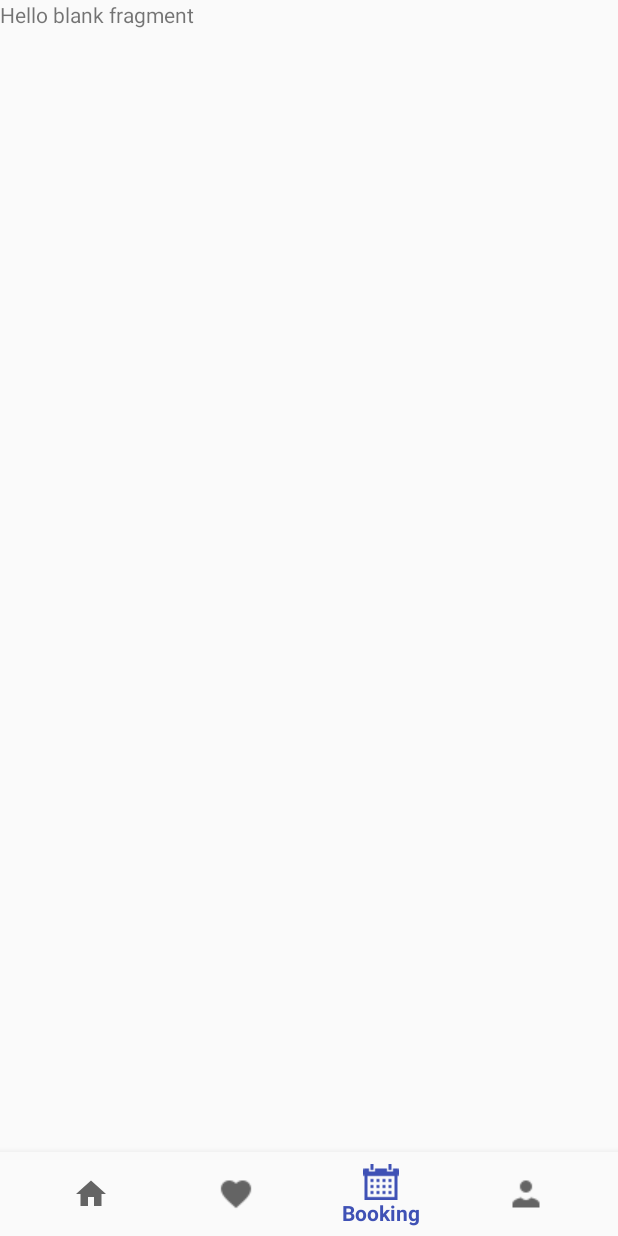
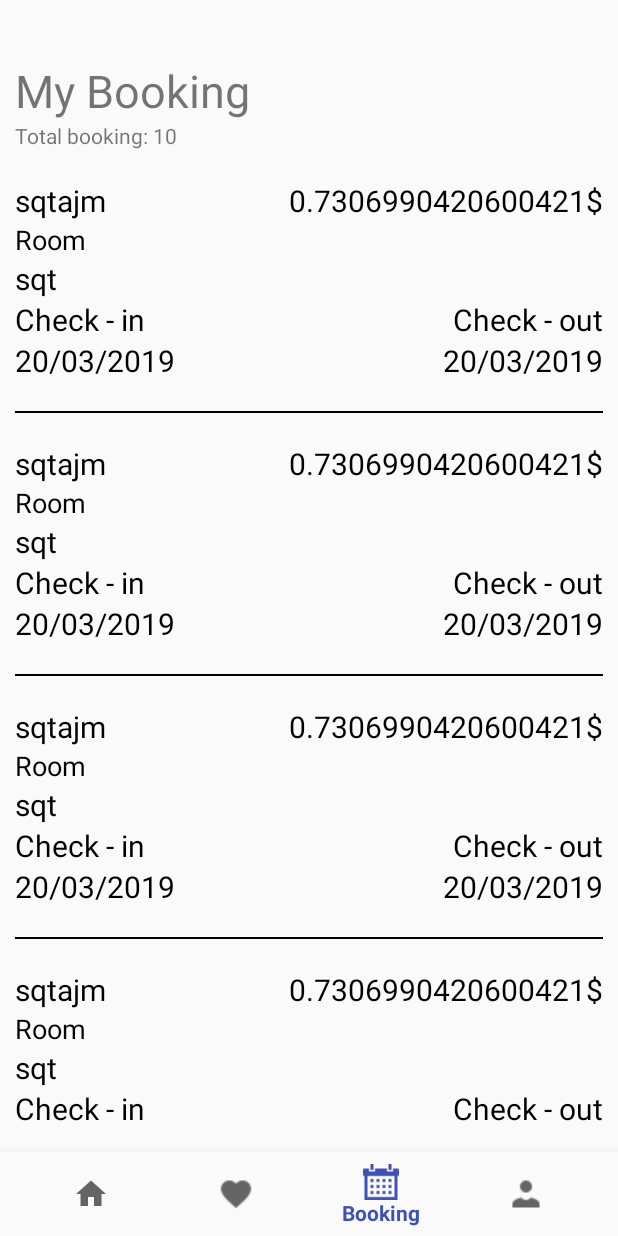
Before and after one commit to ducviet696/cultureHomeBooking, an Android app: the screen it shows after launch (MainActivity), item 3 of the bottom bar chosen, on a phone screen of 412 x 824 dp. Run offline under Robolectric (Android 15) with nearby library versions, the light colour scheme and no system bars; our stand-ins replace ButterKnife; libraries missing offline, so code that uses them is left out: com.facebook, com.facebook.login; 2 statements that could not run were skipped.

Commit message:
Update Booking

```diff
--- a/app/src/main/java/com/swp/culturehomestay/fragments/main/AccountFragment.java
+++ b/app/src/main/java/com/swp/culturehomestay/fragments/main/AccountFragment.java
@@ -21,7 +21,7 @@ import com.facebook.login.LoginManager;
 import com.swp.culturehomestay.R;
 import com.swp.culturehomestay.activity.CustomerProfileActivity;
 import com.swp.culturehomestay.activity.LoginActivity;
-import com.swp.culturehomestay.models.UserDetail;
+import com.swp.culturehomestay.models.UserDetailModel;
 
 import java.util.Date;
 
@@ -41,7 +41,7 @@ public class AccountFragment extends Fragment {
     View view;
     Button loginBtn;
     Button logoutBtn;
-    UserDetail userDetail;
+    UserDetailModel userDetailModel;
     TextView userName;
     RelativeLayout btnCusProfile;
     @Override
@@ -55,9 +55,9 @@ public class AccountFragment extends Fragment {
         viewLoginAccount = (LinearLayout) view.findViewById(R.id.login_Account);
         if(isLoggedIn){
             viewNoLoginAccount.setVisibility(View.GONE);
-            userDetail = new UserDetail("anhndv","Viet Anh","Nguyen Dung","anhndvse04243@gmail.com", new Date(),true,"","+84333834191","","Hanoi, Vietnam" );
+            userDetailModel = new UserDetailModel("anhndv","Viet Anh","Nguyen Dung","anhndvse04243@gmail.com", new Date(),true,"","+84333834191","","Hanoi, Vietnam" );
             userName = (TextView) view.findViewById(R.id.lbl_userName);
-            userName.setText(userDetail.getFirstName()+" "+userDetail.getLastName());
+            userName.setText(userDetailModel.getFirstName()+" "+ userDetailModel.getLastName());
             viewLoginAccount.setVisibility(View.VISIBLE);
         }else{
             viewNoLoginAccount.setVisibility(View.VISIBLE);
--- /dev/null
+++ b/app/src/main/java/com/swp/culturehomestay/utils/Constants.java
@@ -0,0 +1,4 @@
+package com.swp.culturehomestay.utils;
+
+public class Constants {
+}
--- a/app/src/main/res/layout/fragment_booking.xml
+++ b/app/src/main/res/layout/fragment_booking.xml
@@ -4,11 +4,32 @@
     android:layout_width="match_parent"
     android:layout_height="match_parent"
     tools:context=".fragments.main.BookingFragment">
+    <!-- TODO: Update blank fragment layout -->
+    <RelativeLayout
+        android:layout_width="match_parent"
+        android:layout_height="wrap_content"
+        android:padding="@dimen/default_padding">
+        <TextView
+            android:id="@+id/myBookingTitle"
+            android:layout_width="match_parent"
+            android:layout_height="wrap_content"
+            android:text="@string/lbl_myBooking"
+            android:textSize="30dp"
+            android:layout_marginTop="30dp"/>
+        <TextView
+            android:id="@+id/lbl_totalBooking"
+            android:layout_width="match_parent"
+            android:layout_height="wrap_content"
+            android:text="Total booking: 10"
+            android:layout_below="@id/myBookingTitle"/>
 
-    <!-- TODO: Update blank fragment layout -->
-    <TextView
-        android:layout_width="match_parent"
-        android:layout_height="match_parent"
-        android:text="@string/hello_blank_fragment" />
+        <android.support.v7.widget.RecyclerView
+            android:id="@+id/my_recycler_view"
+            android:scrollbars="vertical"
+            android:layout_width="match_parent"
+            android:layout_height="match_parent"
+            android:layout_below="@id/lbl_totalBooking"/>
+    </RelativeLayout>
+
 
 </FrameLayout>
--- /dev/null
+++ b/app/src/main/res/layout/item_booking.xml
@@ -0,0 +1,94 @@
+<?xml version="1.0" encoding="utf-8"?>
+
+<LinearLayout
+    xmlns:android="http://schemas.android.com/apk/res/android"
+    android:layout_width="match_parent"
+    android:layout_height="wrap_content"
+    android:orientation="vertical">
+    <LinearLayout
+        android:layout_width="match_parent"
+        android:layout_height="wrap_content"
+        android:layout_marginTop="20dp"
+        android:weightSum="3">
+        <TextView
+            android:id="@+id/homestayName"
+            android:layout_width="wrap_content"
+            android:layout_height="wrap_content"
+            android:layout_weight="2"
+            android:text="Homestay Name"
+            android:textColor="@color/colorBlack"
+            android:textSize="20dp"/>
+        <TextView
+            android:id="@+id/totalPayment"
+            android:layout_width="wrap_content"
+            android:layout_height="wrap_content"
+            android:layout_weight="1"
+            android:textSize="20dp"
+            android:textAlignment="textEnd"
+            android:textColor="@color/colorBlack"
+            android:text="1500$"
+            />
+    </LinearLayout>
+    <TextView
+        android:layout_width="wrap_content"
+        android:layout_height="wrap_content"
+        android:textColor="@color/colorBlack"
+        android:text="Room"
+        android:textSize="18dp"/>
+    <TextView
+        android:id="@+id/roomName"
+        android:layout_width="wrap_content"
+        android:layout_height="wrap_content"
+        android:textColor="@color/colorBlack"
+        android:text="#Want101"
+        android:textSize="20dp"/>
+    <LinearLayout
+        android:layout_width="match_parent"
+        android:layout_height="wrap_content"
+        android:weightSum="3">
+        <TextView
+            android:layout_width="wrap_content"
+            android:layout_height="wrap_content"
+            android:textColor="@color/colorBlack"
+            android:layout_weight="2"
+            android:text="Check - in"
+            android:textSize="20dp"/>
+        <TextView
+            android:layout_width="wrap_content"
+            android:layout_height="wrap_content"
+            android:layout_weight="1"
+            android:textAlignment="textEnd"
+            android:textColor="@color/colorBlack"
+            android:textSize="20dp"
+            android:text="Check - out"
+            />
+    </LinearLayout>
+    <LinearLayout
+        android:layout_width="match_parent"
+        android:layout_height="wrap_content"
+        android:weightSum="3">
+        <TextView
+            android:id="@+id/date_checkin"
+            android:layout_width="wrap_content"
+            android:layout_height="wrap_content"
+            android:textColor="@color/colorBlack"
+            android:layout_weight="2"
+            android:text="13/03/2019"
+            android:textSize="20dp"/>
+        <TextView
+            android:id="@+id/date_checkout"
+            android:layout_width="wrap_content"
+            android:layout_height="wrap_content"
+            android:textColor="@color/colorBlack"
+            android:layout_weight="1"
+            android:textSize="20dp"
+            android:textAlignment="textEnd"
+            android:text="13/03/2019"
+            />
+    </LinearLayout>
+    <FrameLayout
+        android:layout_width="match_parent"
+        android:layout_height="1dp"
+        android:background="#000000"
+        android:layout_marginTop="20dp"></FrameLayout>
+</LinearLayout>
--- a/app/src/main/res/values/strings.xml
+++ b/app/src/main/res/values/strings.xml
@@ -35,4 +35,6 @@ for best support.</string>
     <string name="name_search">Name Of city or homestay</string>
     <string name="save">Save</string>
 
+    <!--String of Booking-->
+    <string name="lbl_myBooking">My Booking</string>
 </resources>
```
Also changed, not shown: app/build.gradle (+11 -0 lines), app/src/main/java/com/swp/culturehomestay/activity/CustomerProfileActivity.java (+38 -12 lines), app/src/main/java/com/swp/culturehomestay/adapter/BookingAdapter.java (added, +76 -0 lines), app/src/main/java/com/swp/culturehomestay/fragments/main/BookingFragment.java (+14 -1 lines), app/src/main/java/com/swp/culturehomestay/models/OrderBookingModel.java (added, +123 -0 lines), app/src/main/java/com/swp/culturehomestay/models/UserDetailModel.java (renamed from app/src/main/java/com/swp/culturehomestay/models/UserDetail.java, +15 -3 lines), app/src/main/java/com/swp/culturehomestay/services/ApiClient.java (+30 -0 lines).
